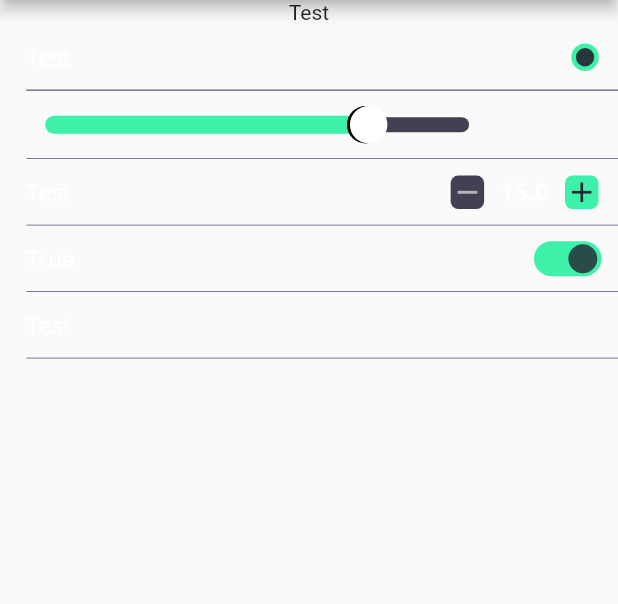
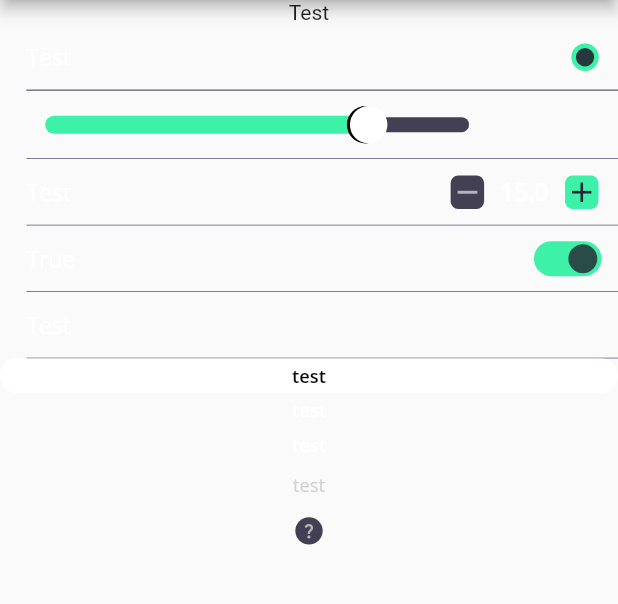
Before and after one commit to Den0110/splyshechka, a Flutter app: the screen it shows after launch, on a phone screen of 412 x 824 dp, the part 84-688 px from its top. Run offline on Flutter 3.47's test engine with Material 2 defaults, Android fonts, the phone set to English and light mode, and no system bars; drawn by our look-alikes of flutter_switch; our stand-ins replace flutter_screenutil, flutter_svg; project files that could hold a hidden picture were left out.

Commit message:
Feat: доработан виджет опции выбора из элементов, сделана справочая кнопка

```diff
--- a/lib/main.dart
+++ b/lib/main.dart
@@ -7,6 +7,11 @@
 import 'package:my_pillow/widgets/options_list/stepper_element.dart';
 import 'package:my_pillow/widgets/options_list/switch_element.dart';
 import 'package:my_pillow/widgets/options_list/value_element.dart';
+import 'package:my_pillow/widgets/switchers/pick_option/background_option.dart';
+import 'package:my_pillow/widgets/switchers/pick_option/highlight_option.dart';
+import 'package:my_pillow/widgets/switchers/pick_option/option_creator.dart';
+import 'package:my_pillow/widgets/switchers/pick_option/pick_option.dart';
+import 'package:my_pillow/widgets/switchers/question_button/question_button.dart';
 
 void main() {
   runApp(const MyApp());
@@ -56,13 +61,18 @@
       body: SingleChildScrollView(
         child: Column(
           children: [
-            ActiveWidget(isActive: true, child: Text('Test')),
+            const ActiveWidget(isActive: true, child: Text('Test')),
             CheckElement(title: 'Test', isActive: true, value: true , onChanged:(){}),
-            ListElement(isActive: true),
+            const ListElement(isActive: true),
             SliderElement(isActive: true, value: 15.5, minValue: 1.0, maxValue: 20.0, onChanged: (a){}),
             StepperElement(title: 'Test', isActive: true, value: 15, onIncrease: (){}, onDecrease: (){}),
             SwitchElement(title: 'True', isActive: true, value: true, onChanged: (a){}),
-            ValueElement(title: 'Test', isActive: true),
+            const ValueElement(title: 'Test', isActive: true),
+            const BackgroundOption(isActive: true, value: 'test'),
+            const HighlightOption(isActive: true, value: 'test'),
+            const OptionCreator(optionStyle: OptionStyle.highlightStyle, value: 'test', isActive: true),
+            PickOption(options: ['test'], active: 1, optionStyle: OptionStyle.highlightStyle, onTap: (a){}),
+            QuestionButton(onTap: (){}),
           ],
         ),
       ),
--- /dev/null
+++ b/lib/widgets/switchers/pick_option/background_option.dart
@@ -0,0 +1,32 @@
+import 'package:flutter/material.dart';
+import 'package:flutter_screenutil/flutter_screenutil.dart';
+import 'package:my_pillow/utils/app_colors.dart';
+import 'package:my_pillow/utils/app_text_styles.dart';
+import 'package:my_pillow/widgets/switchers/pick_option/option.dart';
+
+class BackgroundOption extends Option {
+  const BackgroundOption({
+    super.key,
+    required super.isActive,
+    required super.value,
+  });
+
+  @override
+  Widget build(BuildContext context) {
+    return Container(
+      padding: EdgeInsets.symmetric(vertical: 3.h, horizontal: 15.w),
+      decoration: BoxDecoration(
+        color: isActive ? AppColors.white : Colors.transparent,
+        borderRadius: BorderRadius.circular(22.r),
+      ),
+      child: Center(
+        child: Text(
+          value,
+          style: AppTextStyles.boldOptionStyle.copyWith(
+            color: isActive ? AppColors.black : AppColors.lightGrey,
+          ),
+        ),
+      ),
+    );
+  }
+}
--- /dev/null
+++ b/lib/widgets/switchers/pick_option/highlight_option.dart
@@ -0,0 +1,33 @@
+import 'package:flutter/material.dart';
+import 'package:flutter_screenutil/flutter_screenutil.dart';
+import 'package:my_pillow/utils/app_colors.dart';
+import 'package:my_pillow/utils/app_text_styles.dart';
+import 'package:my_pillow/widgets/switchers/pick_option/option.dart';
+
+class HighlightOption extends Option {
+  const HighlightOption({
+    super.key,
+    required super.isActive,
+    required super.value,
+  });
+
+  @override
+  Widget build(BuildContext context) {
+    return Padding(
+      padding: EdgeInsets.symmetric(vertical: 3.h, horizontal: 7.5.w),
+      child: isActive
+          ? Text(
+              value,
+              style: AppTextStyles.boldOptionStyle.copyWith(
+                color: AppColors.white,
+              ),
+            )
+          : Text(
+              value,
+              style: AppTextStyles.optionStyle.copyWith(
+                color: AppColors.lightGrey.withOpacity(0.6),
+              ),
+            ),
+    );
+  }
+}
--- /dev/null
+++ b/lib/widgets/switchers/pick_option/option.dart
@@ -0,0 +1,12 @@
+import 'package:flutter/material.dart';
+
+abstract class Option extends StatelessWidget {
+  const Option({
+    super.key,
+    required this.isActive,
+    required this.value,
+  });
+
+  final bool isActive;
+  final String value;
+}
--- /dev/null
+++ b/lib/widgets/switchers/pick_option/option_creator.dart
@@ -0,0 +1,36 @@
+
+import 'package:flutter/material.dart';
+import 'package:my_pillow/widgets/switchers/pick_option/background_option.dart';
+import 'package:my_pillow/widgets/switchers/pick_option/highlight_option.dart';
+import 'package:my_pillow/widgets/switchers/pick_option/pick_option.dart';
+
+class OptionCreator extends StatelessWidget {
+  const OptionCreator({
+    super.key,
+    required this.optionStyle,
+    required this.value,
+    required this.isActive,
+  });
+
+  final OptionStyle optionStyle;
+  final String value;
+  final bool isActive;
+
+  @override
+  Widget build(BuildContext context) {
+    switch (optionStyle) {
+      case OptionStyle.highlightStyle:
+        return HighlightOption(
+          value: value,
+          isActive: isActive,
+        );
+      case OptionStyle.backgroundStyle:
+        return BackgroundOption(
+          value: value,
+          isActive: isActive,
+        );
+      default:
+        return Text(value);
+    }
+  }
+}
--- /dev/null
+++ b/lib/widgets/switchers/pick_option/pick_option.dart
@@ -0,0 +1,49 @@
+
+import 'package:flutter/material.dart';
+import 'package:flutter_screenutil/flutter_screenutil.dart';
+import 'package:my_pillow/widgets/switchers/pick_option/option_creator.dart';
+
+enum OptionStyle { highlightStyle, backgroundStyle }
+
+class PickOption extends StatelessWidget {
+  const PickOption({
+    super.key,
+    required this.options,
+    required this.active,
+    required this.optionStyle,
+    required this.onTap,
+  });
+
+  final List<String> options;
+  final void Function(int i) onTap;
+  final int active;
+  final OptionStyle optionStyle;
+
+  @override
+  Widget build(BuildContext context) {
+    return SizedBox(
+      height: 30.h,
+      child: ListView.builder(
+        shrinkWrap: true,
+        physics: const NeverScrollableScrollPhysics(),
+        scrollDirection: Axis.horizontal,
+        itemBuilder: (context, i) => GestureDetector(
+          behavior: HitTestBehavior.translucent,
+          onTap: () {
+            onTap(i);
+          },
+          child: SizedBox(
+            child: Center(
+              child: OptionCreator(
+                optionStyle: optionStyle,
+                value: options[i],
+                isActive: i == active,
+              ),
+            ),
+          ),
+        ),
+        itemCount: options.length,
+      ),
+    );
+  }
+}
--- /dev/null
+++ b/lib/widgets/switchers/question_button/question_button.dart
@@ -0,0 +1,42 @@
+
+import 'package:flutter/material.dart';
+import 'package:flutter_screenutil/flutter_screenutil.dart';
+import 'package:my_pillow/utils/app_colors.dart';
+
+class QuestionButton extends StatelessWidget {
+  const QuestionButton({
+    super.key,
+    required this.onTap,
+  });
+
+  final VoidCallback onTap;
+
+  @override
+  Widget build(BuildContext context) {
+    return GestureDetector(
+      behavior: HitTestBehavior.translucent,
+      onTap: onTap,
+      child: SizedBox(
+        height: 30.h,
+        width: 30.w,
+        child: Center(
+          child: Container(
+            height: 18.h,
+            decoration: const BoxDecoration(
+              color: AppColors.mediumGrey,
+              shape: BoxShape.circle,
+            ),
+            padding: EdgeInsets.all(3.r),
+            child: Center(
+              child: Icon(
+                Icons.question_mark,
+                color: AppColors.lightGrey,
+                size: 12.h,
+              ),
+            ),
+          ),
+        ),
+      ),
+    );
+  }
+}
```
Also changed, not shown: pubspec.lock.
